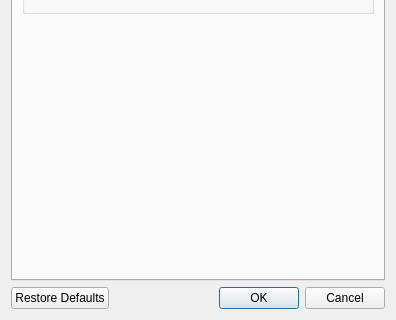
Qt form ui/preferencesdialog.ui (sysal1280/passwords) before a commit; both pictures show x 0 to 396 and y 156 to 476 of the 396 by 476 pixel window.
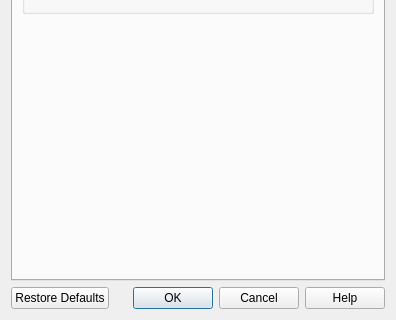
The same form after that commit.

What changed in the file:
```diff
--- a/ui/preferencesdialog.ui
+++ b/ui/preferencesdialog.ui
@@ -20,7 +20,7 @@
       <enum>Qt::Orientation::Horizontal</enum>
      </property>
      <property name="standardButtons">
-      <set>QDialogButtonBox::StandardButton::Cancel|QDialogButtonBox::StandardButton::Ok|QDialogButtonBox::StandardButton::RestoreDefaults</set>
+      <set>QDialogButtonBox::StandardButton::Cancel|QDialogButtonBox::StandardButton::Help|QDialogButtonBox::StandardButton::Ok|QDialogButtonBox::StandardButton::RestoreDefaults</set>
      </property>
     </widget>
    </item>
```
